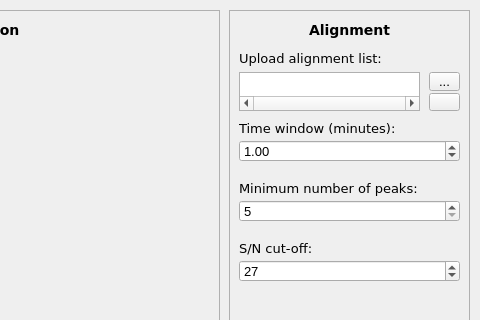
Old version of the form sweet_suite/gui/qtdesigner_files/gui_lc_fld.ui in the repository stainawarijar/SweetSuite; both pictures show x 281 to 761 and y 0 to 320 of the 761 by 551 pixel window.
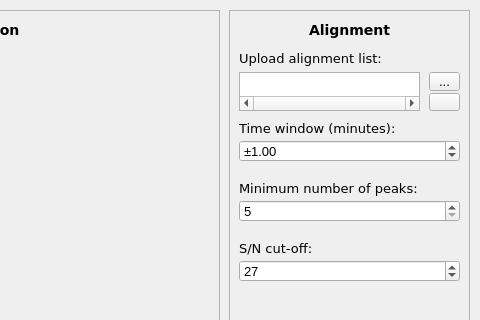
New version of the form.

Patch:
```diff
--- a/sweet_suite/gui/qtdesigner_files/gui_lc_fld.ui
+++ b/sweet_suite/gui/qtdesigner_files/gui_lc_fld.ui
@@ -287,6 +287,9 @@
       <height>22</height>
      </rect>
     </property>
+    <property name="prefix">
+     <string>±</string>
+    </property>
     <property name="value">
      <double>1.000000000000000</double>
     </property>
```
